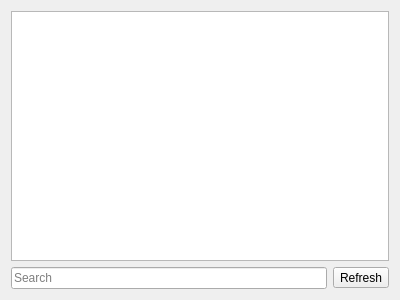
Qt form jobwidget.ui (Kuszki/Multimap-Zasiegi) before a commit.
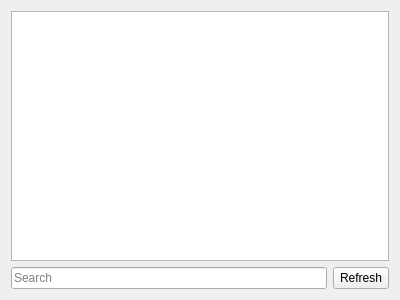
The same form after that commit. Icons and pictures are not drawn.

Diff of the .ui file:
```diff
--- a/jobwidget.ui
+++ b/jobwidget.ui
@@ -39,6 +39,12 @@
    </item>
    <item row="1" column="1">
     <widget class="QToolButton" name="refreshButton">
+     <property name="sizePolicy">
+      <sizepolicy hsizetype="Fixed" vsizetype="Preferred">
+       <horstretch>0</horstretch>
+       <verstretch>0</verstretch>
+      </sizepolicy>
+     </property>
      <property name="text">
       <string>Refresh</string>
      </property>
```
